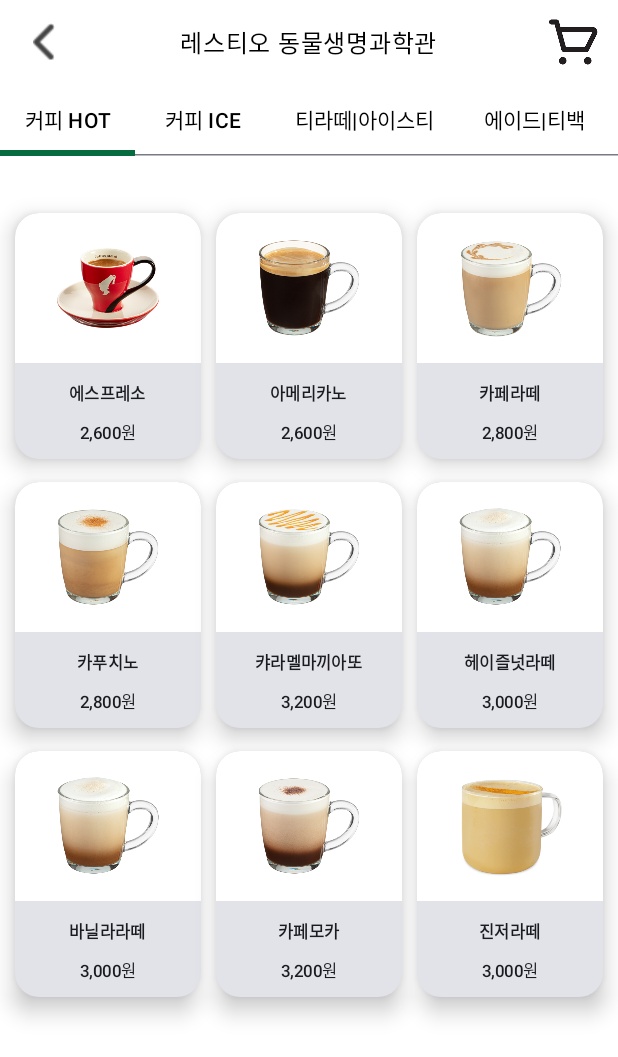
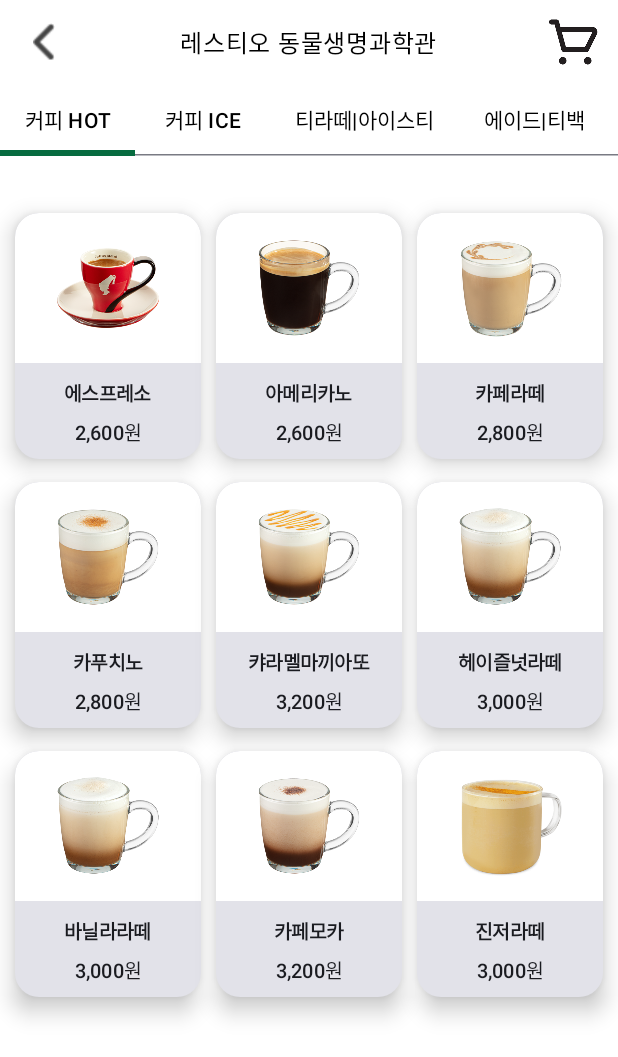
Before and after one commit to ksg1227/KU_Siren_Order, an Android app built with Jetpack Compose: the AnimalLifeRestioScreen screen opened through its navigation route, on a phone screen of 412 x 824 dp. Shown: the top 1057 px of the screen. Run offline under Robolectric (Android 15) with nearby library versions, the phone set to English and light mode, and no system bars; our stand-ins replace Firebase (no records; nobody signed in at launch, a user with empty details on screens opened directly), accompanist; Roboto replaces fonts that are not available here.

Commit message:
임시커밋

```diff
--- a/app/src/main/java/com/example/teamproject/Component/component.kt
+++ b/app/src/main/java/com/example/teamproject/Component/component.kt
@@ -126,17 +126,17 @@ fun KioskMenuItem(
                     text = menuName,
                     style = MaterialTheme.typography.titleMedium.copy(
                         fontWeight = FontWeight.Bold,
-                        fontSize = 11.sp
+                        fontSize = 13.sp
                     ),
                     modifier = Modifier.padding(horizontal = 8.dp),
-                    maxLines = 2,
+                    maxLines = 1,
                     overflow = TextOverflow.Ellipsis
                 )
                 Spacer(modifier = Modifier.height(4.dp))
                 Text(
                     text = menuPrice,
                     style = MaterialTheme.typography.titleSmall.copy(
-                        fontSize = 11.sp
+                        fontSize = 13.sp
                     ),
                     modifier = Modifier.padding(horizontal = 8.dp)
                 )
@@ -146,7 +146,7 @@ fun KioskMenuItem(
                         text = "잔여 수량: $quantity",
                         style = MaterialTheme.typography.titleMedium.copy(
                             fontWeight = FontWeight.Bold,
-                            fontSize = 11.sp
+                            fontSize = 13.sp
                         ),
                         modifier = Modifier.padding(horizontal = 8.dp)
                     )
```
